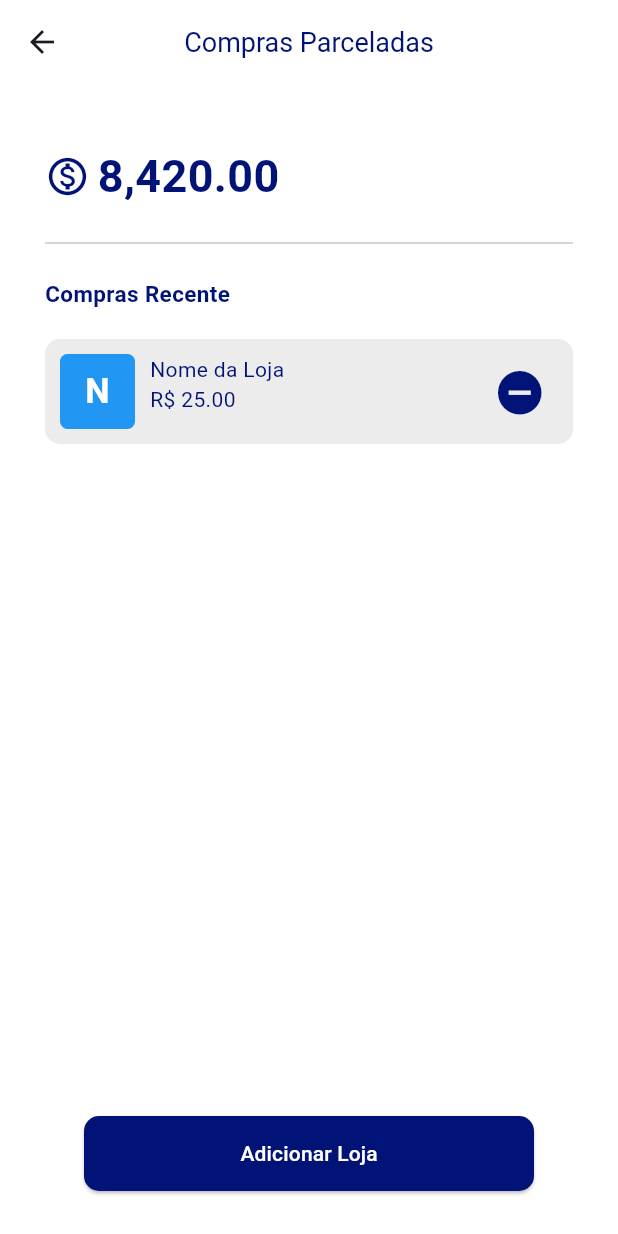
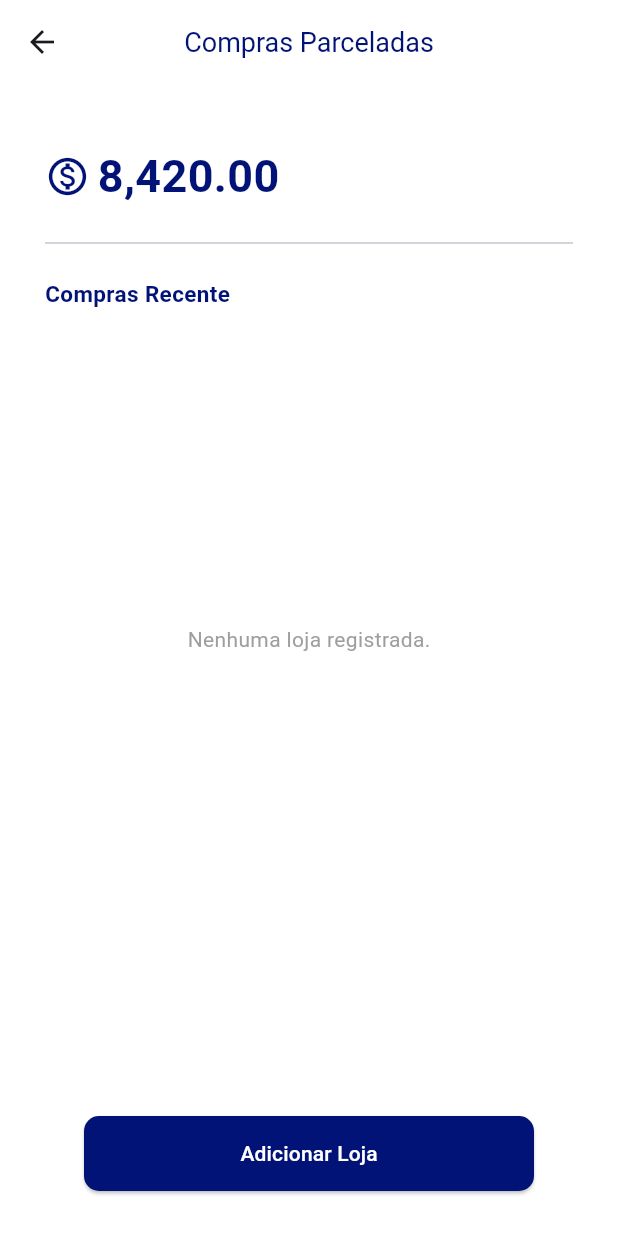
Before and after one commit to SavioVitorAlves/Financial, a Flutter app: the Parcelado screen opened by its route, on a phone screen of 412 x 824 dp. Run offline on Flutter 3.47's test engine with Material 3 defaults, Android fonts, the phone set to English and light mode, and no system bars; our stand-ins replace sqflite; accounts and stored records are empty.

Commit message:
feat: tranferer code

```diff
--- a/financial/lib/screens/money.dart
+++ b/financial/lib/screens/money.dart
@@ -112,7 +112,7 @@ class _MoneyState extends State<Money> {
                                   ),
                                   onTap: () {
                                     Navigator.of(context).pushNamed(
-                                        AppRoutes.DETAIL_SCREEN,
+                                        AppRoutes.DETAIL_PESSOA_SCREEN,
                                         arguments: pessoas[index]);
                                   },
                                 );
--- a/financial/lib/screens/parcelado.dart
+++ b/financial/lib/screens/parcelado.dart
@@ -1,5 +1,7 @@
 import 'package:financial/services/db_data.dart';
+import 'package:financial/utils/app_routes.dart';
 import 'package:financial/widgets/people_form.dart';
+import 'package:financial/widgets/widget_loja.dart';
 import 'package:flutter/material.dart';
 import 'package:provider/provider.dart';
 
@@ -38,6 +40,7 @@ class _ParceladoState extends State<Parcelado> {
       body: Consumer<DbData>(
         builder: (context, compras, child) {
           final lojas = compras.lojas;
+          print('Lojas: $lojas');
           return Center(
             child: Container(
               height: double.infinity,
@@ -91,56 +94,28 @@ class _ParceladoState extends State<Parcelado> {
                       height: 20,
                     ),
                     Container(
-                      padding: const EdgeInsets.all(10),
-                      height: 70,
-                      width: double.infinity,
-                      decoration: BoxDecoration(
-                        color: const Color.fromARGB(50, 158, 158, 158),
-                        borderRadius: BorderRadius.circular(10),
-                      ),
-                      child: Row(
-                        children: [
-                          Container(
-                            height: 50,
-                            width: 50,
-                            decoration: BoxDecoration(
-                              borderRadius: BorderRadius.circular(5),
-                              color: Colors.blue,
-                            ),
-                            child: const Center(
+                      height: 400,
+                      child: lojas.isEmpty
+                          ? const Center(
                               child: Text(
-                                'N',
-                                style: TextStyle(
-                                    color: Colors.white,
-                                    fontSize: 23,
-                                    fontWeight: FontWeight.bold),
+                                'Nenhuma loja registrada.',
+                                style: TextStyle(color: Colors.grey),
                               ),
-                            ),
-                          ),
-                          const SizedBox(
-                            width: 10,
-                          ),
-                          const Column(
-                            crossAxisAlignment: CrossAxisAlignment.start,
-                            children: [
-                              Text('Nome da Loja',
-                                  style: TextStyle(
-                                      color: Color.fromARGB(255, 2, 19, 119))),
-                              Text('R\$ 25.00',
-                                  style: TextStyle(
-                                      color: Color.fromARGB(255, 2, 19, 119))),
-                            ],
-                          ),
-                          const Spacer(),
-                          IconButton(
-                              onPressed: () {},
-                              icon: const Icon(
-                                Icons.remove_circle,
-                                size: 35,
-                                color: Color.fromARGB(255, 2, 19, 119),
-                              ))
-                        ],
-                      ),
+                            )
+                          : ListView.builder(
+                              itemCount: lojas.length,
+                              itemBuilder: (context, index) {
+                                return GestureDetector(
+                                  child: WidgetLoja(
+                                    loja: lojas[index],
+                                  ),
+                                  onTap: () {
+                                    Navigator.of(context).pushNamed(
+                                        AppRoutes.DETAIL_LOJA_SCREEN,
+                                        arguments: lojas[index]);
+                                  },
+                                );
+                              }),
                     ),
 
                     const Spacer(),
```
